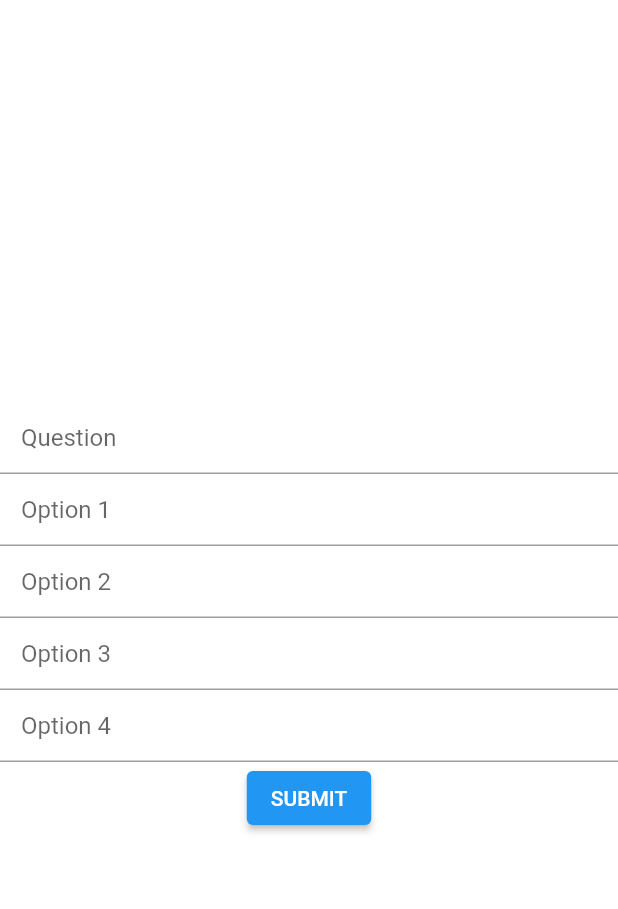
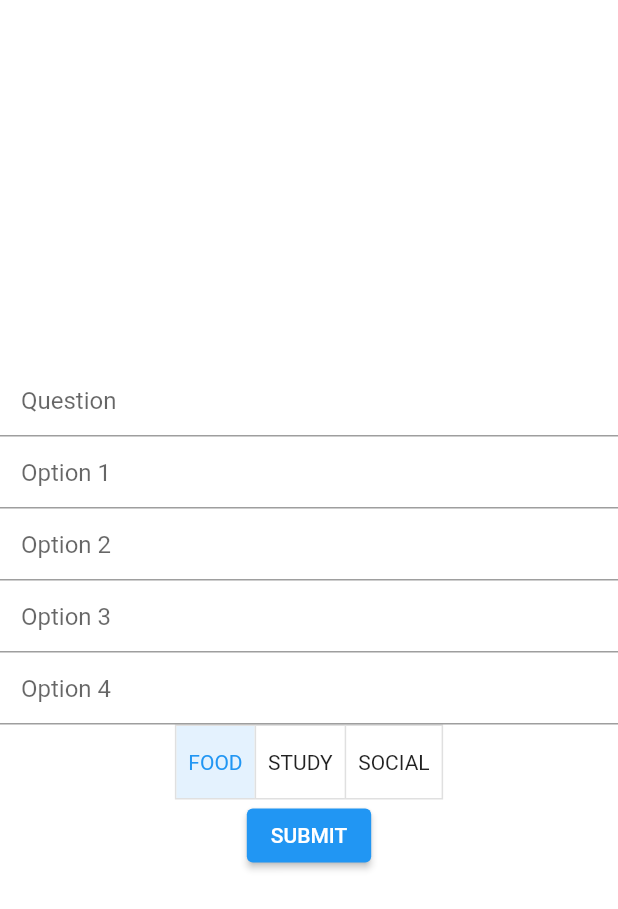
Before and after one commit to ishajain15/UniLyfe, a Flutter app: the PollForm screen opened directly, on a phone screen of 412 x 824 dp. Shown: the top 909 px of the screen. Run offline on Flutter 3.47's test engine with Material 2 defaults, Android fonts, the phone set to English and light mode, and no system bars; our stand-ins replace auto_size_text, cloud_firestore, community_material_icon, firebase_auth, firebase_core, font_awesome_flutter and 3 more; missing offline and left inert: polls; accounts and stored records are empty; generated files the repository leaves out were written again.

Commit message:
tags for poll posts

```diff
--- a/unilyfe_app/lib/page/create_posts/poll_form.dart
+++ b/unilyfe_app/lib/page/create_posts/poll_form.dart
@@ -4,6 +4,7 @@ import 'package:unilyfe_app/widgets/provider_widget.dart';
 import 'package:cloud_firestore/cloud_firestore.dart';
 import 'package:unilyfe_app/models/poll_post.dart';
 import 'package:unilyfe_app/models/global.dart' as global;
+int selection = 0;
 class PollForm extends StatelessWidget {
   final db = FirebaseFirestore.instance;
   String _question, _option1,_option2,_option3,_option4;
@@ -72,19 +73,51 @@ class PollForm extends StatelessWidget {
             ),
             onChanged: (value) {_option4 = value.trim();},
         ),
+        MyAppOne(),
         ElevatedButton(
             //   child: Text("Post"),
             //  onPressed: () async{
                child: Text("SUBMIT"),
                 onPressed: () async {
+                  String channel = "Post";
+                   if (selection == 0) {
+                    channel= "FOOD";
+                  } else if (selection == 1) {
+                    channel = "STUDY";
+                  } else {
+                    print(selection);
+                    channel = "SOCIAL";
+                  }
                  final uid = await Provider.of(context).auth.getCurrentUID();
                 //  final PollPost post = new PollPost(_question, DateTime.now(), _option1, true, "Food", uid);
-                 final PollPost post = new PollPost(_question, DateTime.now(), _option1,"Food", uid, 0,false);
+                 final PollPost post = new PollPost(_question, DateTime.now(), _option1, channel, uid, 0,false);
                   global.question = _question;
                   global.option1 = _option1;
                   global.option2 = _option2;
                    global.option3 = _option3;
                     global.option4 = _option4;
+                  DocumentReference doc =
+                      await db.collection("posts").add(post.toJson());
+                  //DocumentReference channel;
+                  if (selection == 0) {
+                    //await db.collection("food_posts").add(post.toJson());
+                    await db
+                        .collection("food_posts")
+                        .doc(doc.id)
+                        .set(post.toJson());
+                  } else if (selection == 1) {
+                    //await db.collection("study_posts").add(post.toJson());
+                    await db
+                        .collection("study_posts")
+                        .doc(doc.id)
+                        .set(post.toJson());
+                  } else {
+                    //await db.collection("social_posts").add(post.toJson());
+                    await db
+                        .collection("social_posts")
+                        .doc(doc.id)
+                        .set(post.toJson());
+                  }
                   await db.collection('posts').add(post.toJson());
                   await db
                       .collection("userData")
@@ -101,3 +134,64 @@ class PollForm extends StatelessWidget {
   );
 }
 }
+
+class MyAppOne extends StatefulWidget {
+  @override
+  _MyAppState createState() => _MyAppState();
+}
+
+class _MyAppState extends State<MyAppOne> {
+  List<bool> isSelected;
+
+  @override
+  void initState() {
+    // this is for 3 buttons, add "false" same as the number of buttons here
+    isSelected = [true, false, false];
+    selection = 0;
+    super.initState();
+  }
+
+  @override
+  Widget build(BuildContext context) {
+    return Center(
+      child: ToggleButtons(
+        // logic for button selection below
+        onPressed: (int index) {
+          setState(() {
+            for (var i = 0; i < isSelected.length; i++) {
+              isSelected[i] = i == index;
+              if (isSelected[i] == true) {
+                selection = i;
+                print("INDEX: ${i}");
+              }
+            }
+          });
+        },
+        isSelected: isSelected,
+        children: <Widget>[
+          // first toggle button
+          Padding(
+            padding: const EdgeInsets.all(8.0),
+            child: Text(
+              'FOOD',
+            ),
+          ),
+          // second toggle button
+          Padding(
+            padding: const EdgeInsets.all(8.0),
+            child: Text(
+              'STUDY',
+            ),
+          ),
+          // third toggle button
+          Padding(
+            padding: const EdgeInsets.all(8.0),
+            child: Text(
+              'SOCIAL',
+            ),
+          ),
+        ],
+      ),
+    );
+  }
+}
```
